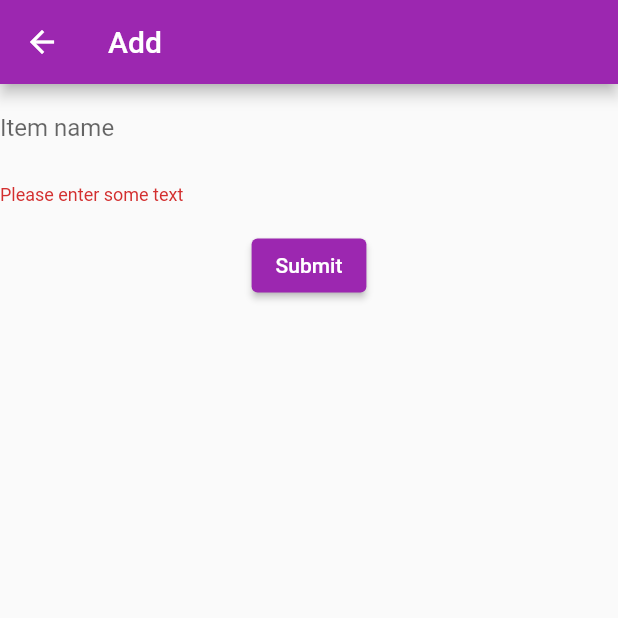
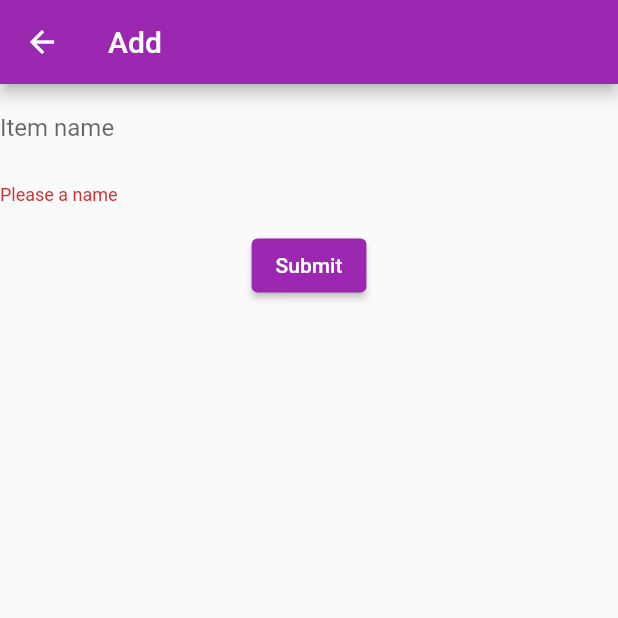
Before and after one commit to woodRock/ideal-octo-spoon, a Flutter app: the ItemAdd screen opened by its route, after a tap on "Submit", on a phone screen of 412 x 824 dp, the top half of it. Run offline on Flutter 3.47's test engine with Material 2 defaults, Android fonts, the phone set to English and light mode, and no system bars.

Commit message:
Refactor conditionals to be inline

```diff
--- a/lib/ItemAdd.dart
+++ b/lib/ItemAdd.dart
@@ -22,10 +22,7 @@ class ItemAdd extends StatelessWidget {
                           labelText: 'Item name'
                         ),
                         validator: (value) {
-                          if (value.isEmpty) {
-                            return 'Please enter some text';
-                          }
-                          return null;
+                          return (value.isEmpty)? 'Please a name' : null;
                         },
                       ),
                       Padding(
@@ -34,9 +31,7 @@ class ItemAdd extends StatelessWidget {
                           onPressed: () {
                             if (_formKey.currentState.validate()) {
                               Scaffold.of(context).showSnackBar(
-                                  SnackBar(
-                                      content:
-                                      Text('Processing Data')));
+                                  SnackBar(content: Text('Processing Data')));
                             }
                           },
                           child: Text('Submit'),
@@ -48,9 +43,7 @@ class ItemAdd extends StatelessWidget {
             ),
             RaisedButton(
                 child: Text('Back'),
-                onPressed: () {
-                  Navigator.pushNamed(context, '/');
-                }
+                onPressed: () => Navigator.pushNamed(context, '/'),
             )
           ],
         )
--- a/lib/ItemList.dart
+++ b/lib/ItemList.dart
@@ -24,9 +24,7 @@ class ItemList extends StatelessWidget {
             ),
             RaisedButton(
               child: Text('Add'),
-              onPressed: () {
-                Navigator.pushNamed(context, '/add');
-              }
+              onPressed: () => Navigator.pushNamed(context, '/add'),
             )
           ],
         )
```
